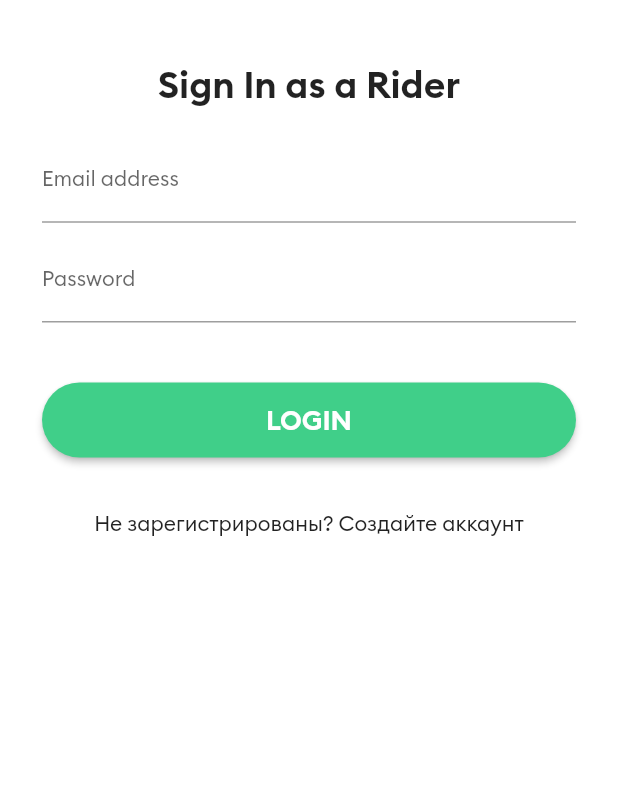
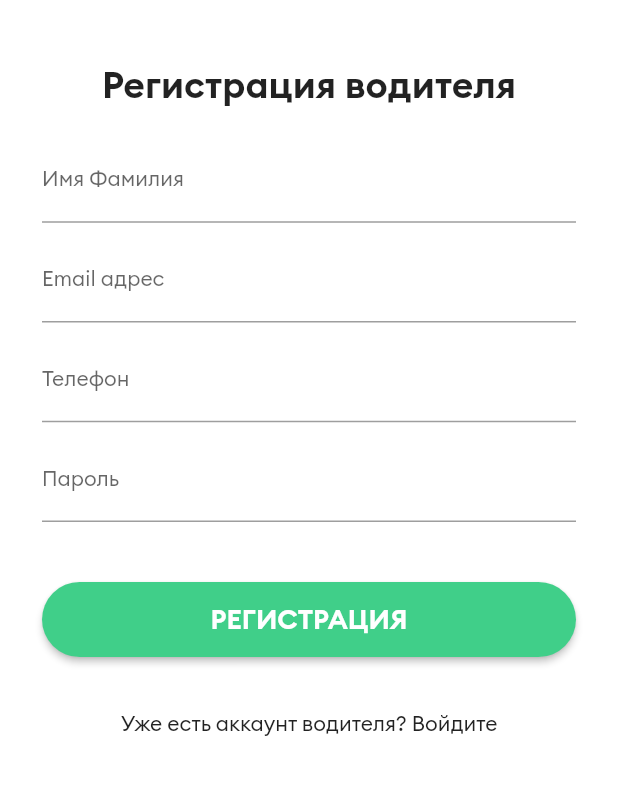
Before and after one commit to maxsl89/flutter_cab_rider_app, a Flutter app: the screen it shows after launch, on a phone screen of 412 x 824 dp, the part 267-1062 px from its top. Run offline on Flutter 3.47's test engine with Material 2 defaults, Android fonts, the phone set to English and light mode, and no system bars; our stand-ins replace firebase_core, firebase_database; accounts and stored records are empty.

Commit message:
added basic routing auth an registration

```diff
--- a/lib/main.dart
+++ b/lib/main.dart
@@ -1,5 +1,6 @@
 import 'package:cubrider/screens/mainpage.dart';
 import 'package:cubrider/screens/loginpage.dart';
+import 'package:cubrider/screens/registrationpage.dart';
 import 'package:firebase_core/firebase_core.dart';
 import 'package:flutter/material.dart';
 import 'dart:io';
@@ -37,7 +38,12 @@ class MyApp extends StatelessWidget {
         fontFamily: 'Brand-Regular',
         primarySwatch: Colors.blue,
       ),
-      home: LoginPage(),
+      initialRoute: RegistrationPage.id,
+      routes: {
+        RegistrationPage.id: (context) => RegistrationPage(),
+        LoginPage.id: (context) => LoginPage(),
+        MainPage.id: (context) => MainPage()
+      },
     );
   }
 }
--- a/lib/screens/loginpage.dart
+++ b/lib/screens/loginpage.dart
@@ -1,7 +1,11 @@
 import 'package:cubrider/brand_colors.dart';
+import 'package:cubrider/screens/registrationpage.dart';
 import 'package:flutter/material.dart';
 
 class LoginPage extends StatelessWidget {
+
+  static const String id = 'login';
+
   @override
   Widget build(BuildContext context) {
     return Scaffold(
@@ -20,7 +24,7 @@ class LoginPage extends StatelessWidget {
                   image: AssetImage('images/logo.png'),
                 ),
                 SizedBox(height: 40),
-                Text('Sign In as a Rider',
+                Text('Войти как водитель',
                 textAlign: TextAlign.center,
                   style: TextStyle(fontSize: 25, fontFamily: 'Brand-Bold')
                 ),
@@ -31,7 +35,7 @@ class LoginPage extends StatelessWidget {
                       TextField(
                         keyboardType: TextInputType.emailAddress,
                         decoration: InputDecoration(
-                            labelText: "Email address",
+                            labelText: "Email адрес",
                             labelStyle: TextStyle(
                                 fontSize: 14
                             ),
@@ -48,7 +52,7 @@ class LoginPage extends StatelessWidget {
                       TextField(
                         obscureText: true,
                         decoration: InputDecoration(
-                            labelText: "Password",
+                            labelText: "Пароль",
                             labelStyle: TextStyle(
                                 fontSize: 14
                             ),
@@ -75,7 +79,7 @@ class LoginPage extends StatelessWidget {
                           height: 50,
                           child: Center(
                             child: Text(
-                                'LOGIN',
+                                'ВОЙТИ',
                                 style: TextStyle(fontSize: 18, fontFamily: 'Brand-Bold')
                             ),
                           ),
@@ -88,7 +92,9 @@ class LoginPage extends StatelessWidget {
                 ),
 
                 FlatButton(
-                    onPressed: (){},
+                    onPressed: (){
+                      Navigator.pushNamedAndRemoveUntil(context, RegistrationPage.id, (route) => false);
+                    },
                     child: Text('Не зарегистрированы? Создайте аккаунт'))
 
 
--- a/lib/screens/mainpage.dart
+++ b/lib/screens/mainpage.dart
@@ -2,11 +2,13 @@ import 'package:firebase_database/firebase_database.dart';
 import 'package:flutter/material.dart';
 
 class MainPage extends StatefulWidget {
+  static const String id = 'mainpage';
   @override
   _MainPageState createState() => _MainPageState();
 }
 
 class _MainPageState extends State<MainPage> {
+
   @override
   Widget build(BuildContext context) {
     return Scaffold(
--- /dev/null
+++ b/lib/screens/registrationpage.dart
@@ -0,0 +1,145 @@
+import 'package:cubrider/brand_colors.dart';
+import 'package:cubrider/screens/loginpage.dart';
+import 'package:flutter/material.dart';
+
+class RegistrationPage extends StatelessWidget {
+
+  static const String id = 'register';
+
+  @override
+  Widget build(BuildContext context) {
+    return Scaffold(
+        backgroundColor: Colors.white,
+        body: SafeArea(
+          child: SingleChildScrollView(
+            child: Padding(
+              padding: const EdgeInsets.all(8.0),
+              child: Column(
+                children: <Widget>[
+                  SizedBox(height: 70,),
+                  Image(
+                    alignment: Alignment.center,
+                    height: 100.0,
+                    width: 100.0,
+                    image: AssetImage('images/logo.png'),
+                  ),
+                  SizedBox(height: 40),
+                  Text('Регистрация водителя',
+                      textAlign: TextAlign.center,
+                      style: TextStyle(fontSize: 25, fontFamily: 'Brand-Bold')
+                  ),
+                  Padding(
+                    padding: const EdgeInsets.all(20.0),
+                    child: Column(
+                      children: <Widget>[
+                        // Full name
+                        TextField(
+                          keyboardType: TextInputType.text,
+                          decoration: InputDecoration(
+                              labelText: "Имя Фамилия",
+                              labelStyle: TextStyle(
+                                  fontSize: 14
+                              ),
+                              hintStyle: TextStyle(
+                                  color: Colors.grey,
+                                  fontSize: 10.0
+                              )
+                          ),
+                          style: TextStyle(fontSize: 14),
+                        ),
+
+                        SizedBox(height: 10),
+                        // Email address
+                        TextField(
+                          keyboardType: TextInputType.emailAddress,
+                          decoration: InputDecoration(
+                              labelText: "Email адрес",
+                              labelStyle: TextStyle(
+                                  fontSize: 14
+                              ),
+                              hintStyle: TextStyle(
+                                  color: Colors.grey,
+                                  fontSize: 10.0
+                              )
+                          ),
+                          style: TextStyle(fontSize: 14),
+                        ),
+
+                        SizedBox(height: 10),
+
+                        // Phone number
+                        TextField(
+                          keyboardType: TextInputType.phone,
+                          decoration: InputDecoration(
+                              labelText: "Телефон",
+                              labelStyle: TextStyle(
+                                  fontSize: 14
+                              ),
+                              hintStyle: TextStyle(
+                                  color: Colors.grey,
+                                  fontSize: 10.0
+                              )
+                          ),
+                          style: TextStyle(fontSize: 14),
+                        ),
+
+                        SizedBox(height: 10),
+
+                        // Password
+                        TextField(
+                          obscureText: true,
+                          decoration: InputDecoration(
+                              labelText: "Пароль",
+                              labelStyle: TextStyle(
+                                  fontSize: 14
+                              ),
+                              hintStyle: TextStyle(
+                                  color: Colors.grey,
+                                  fontSize: 10.0
+                              )
+                          ),
+                          style: TextStyle(fontSize: 14),
+                        ),
+
+                        SizedBox( height: 40),
+
+                        RaisedButton(
+                          onPressed: (){
+
+                          },
+                          color: BrandColors.colorGreen,
+                          shape: new RoundedRectangleBorder(
+                              borderRadius: new BorderRadius.circular(25)
+                          ),
+                          textColor: Colors.white,
+                          child: Container(
+                            height: 50,
+                            child: Center(
+                              child: Text(
+                                  'РЕГИСТРАЦИЯ',
+                                  style: TextStyle(fontSize: 18, fontFamily: 'Brand-Bold')
+                              ),
+                            ),
+                          ),
+                        ),
+
+
+                      ],
+                    ),
+                  ),
+
+                  FlatButton(
+                      onPressed: (){
+                        Navigator.pushNamedAndRemoveUntil(context, LoginPage.id, (route) => false);
+                      },
+                      child: Text('Уже есть аккаунт водителя? Войдите'))
+
+
+                ],
+              ),
+            ),
+          ),
+        )
+    );
+  }
+}
```
